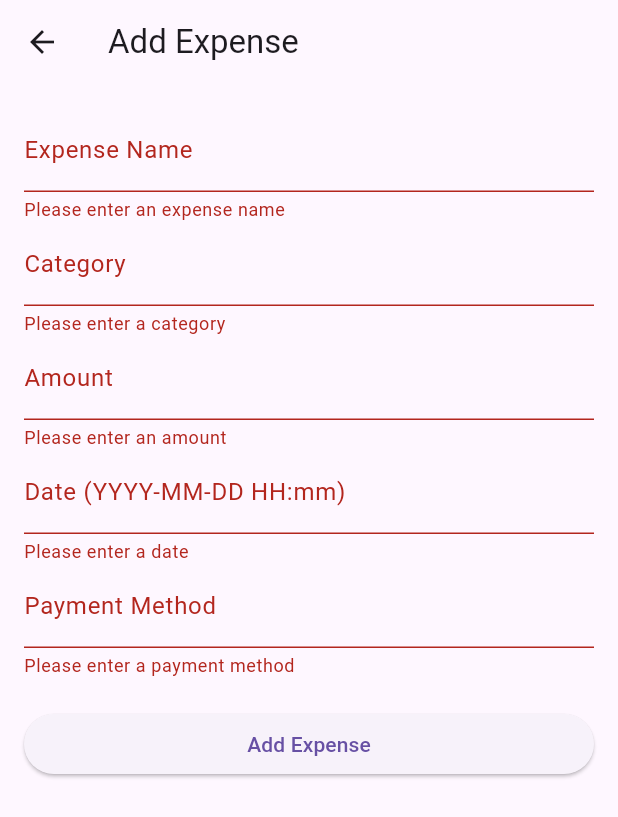
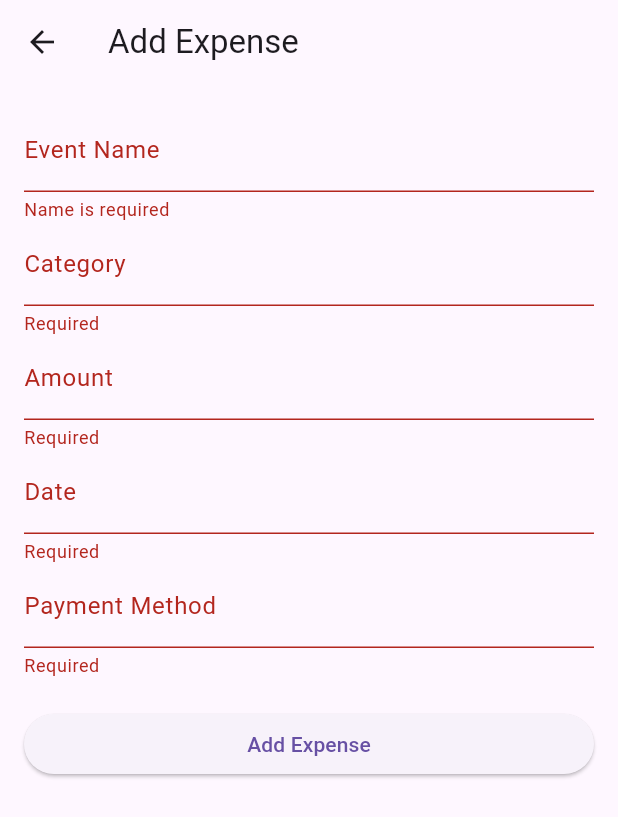
Before and after one commit to Jack199407/final_project, a Flutter app: the ExpenseFormPage screen opened directly, after a tap on "Add Expense", on a phone screen of 412 x 824 dp. Shown: the top 817 px of the screen. Run offline on Flutter 3.47's test engine with Material 3 defaults, Android fonts, the phone set to English and light mode, and no system bars; our stand-ins replace shared_preferences, sqflite, sqflite_common_ffi; accounts and stored records are empty.

Commit message:
fix bugs add i18n key-value

```diff
--- a/assets/i18n/en.json
+++ b/assets/i18n/en.json
@@ -55,5 +55,7 @@
   "address": "Address",
   "birthday": "Birthday (YYYY-MM-DD)",
   "copyLastCustomerTitle": "Copy Previous Customer?",
-  "copyLastCustomerPrompt": "Would you like to copy the fields from your last customer?"
+  "copyLastCustomerPrompt": "Would you like to copy the fields from your last customer?",
+  "category": "Category",
+  "paymentMethod": "Payment Method"
 }
--- a/assets/i18n/zh.json
+++ b/assets/i18n/zh.json
@@ -55,5 +55,7 @@
   "lastName": "姓氏",
   "address": "地址",
   "copyLastCustomerTitle": "复制上一个客户？",
-  "copyLastCustomerPrompt": "是否复制上一个客户的资料？"
+  "copyLastCustomerPrompt": "是否复制上一个客户的资料？",
+  "category": "类别",
+  "paymentMethod": "支付方式"
 }
--- a/lib/pages/expense/expense_form_page.dart
+++ b/lib/pages/expense/expense_form_page.dart
@@ -1,8 +1,7 @@
-// ✅ Updated: expense_form_page.dart with fixed date format and input hint
-
 import 'package:flutter/material.dart';
 import 'package:shared_preferences/shared_preferences.dart';
 import '../../database/database_helper.dart';
+import '../../localization/app_localizations.dart';
 
 class ExpenseFormPage extends StatefulWidget {
   final Map<String, dynamic>? expense;
@@ -19,7 +18,6 @@ class _ExpenseFormPageState extends State<ExpenseFormPage> {
   final _amountController = TextEditingController();
   final _dateController = TextEditingController();
   final _paymentController = TextEditingController();
-  bool _loadedFromPrevious = false;
 
   @override
   void initState() {
@@ -36,21 +34,22 @@ class _ExpenseFormPageState extends State<ExpenseFormPage> {
     final hasData = prefs.containsKey('last_expense_name');
     if (!hasData) return;
 
+    final loc = AppLocalizations.of(context);
+
     final shouldLoad = await showDialog<bool>(
       context: context,
       builder: (context) => AlertDialog(
-        title: const Text("Copy Previous Expense?"),
-        content: const Text("Would you like to copy data from your last added expense?"),
+        title: Text(loc.translate("copyPreviousEvent")),
+        content: Text(loc.translate("copyPreviousEventQuestion")),
         actions: [
-          TextButton(onPressed: () => Navigator.pop(context, false), child: const Text("No")),
-          TextButton(onPressed: () => Navigator.pop(context, true), child: const Text("Yes")),
+          TextButton(onPressed: () => Navigator.pop(context, false), child: Text(loc.translate("no"))),
+          TextButton(onPressed: () => Navigator.pop(context, true), child: Text(loc.translate("yes"))),
         ],
       ),
     );
 
     if (shouldLoad == true) {
       setState(() {
-        _loadedFromPrevious = true;
         _nameController.text = prefs.getString('last_expense_name') ?? '';
         _categoryController.text = prefs.getString('last_expense_category') ?? '';
         _amountController.text = prefs.getString('last_expense_amount') ?? '';
@@ -70,6 +69,7 @@ class _ExpenseFormPageState extends State<ExpenseFormPage> {
   }
 
   Future<void> _saveExpense() async {
+    final loc = AppLocalizations.of(context);
     if (_formKey.currentState!.validate()) {
       final expense = {
         'name': _nameController.text,
@@ -108,9 +108,11 @@ class _ExpenseFormPageState extends State<ExpenseFormPage> {
   @override
   Widget build(BuildContext context) {
     final isEditing = widget.expense != null;
+    final loc = AppLocalizations.of(context);
+
     return Scaffold(
       appBar: AppBar(
-        title: Text(isEditing ? "Edit Expense" : "Add Expense"),
+        title: Text(isEditing ? loc.translate("editEvent") : loc.translate("addExpense")),
         actions: isEditing
             ? [
           IconButton(
@@ -128,37 +130,42 @@ class _ExpenseFormPageState extends State<ExpenseFormPage> {
             children: [
               TextFormField(
                 controller: _nameController,
-                decoration: const InputDecoration(labelText: "Expense Name"),
-                validator: (value) => value == null || value.isEmpty ? "Please enter an expense name" : null,
+                decoration: InputDecoration(labelText: loc.translate("eventName")),
+                validator: (value) =>
+                value == null || value.isEmpty ? loc.translate("nameRequired") : null,
               ),
               TextFormField(
                 controller: _categoryController,
-                decoration: const InputDecoration(labelText: "Category"),
-                validator: (value) => value == null || value.isEmpty ? "Please enter a category" : null,
+                decoration: InputDecoration(labelText: loc.translate("category")),
+                validator: (value) =>
+                value == null || value.isEmpty ? loc.translate("required") : null,
               ),
               TextFormField(
                 controller: _amountController,
-                decoration: const InputDecoration(labelText: "Amount"),
+                decoration: InputDecoration(labelText: loc.translate("amount")),
                 keyboardType: TextInputType.number,
-                validator: (value) => value == null || value.isEmpty ? "Please enter an amount" : null,
+                validator: (value) =>
+                value == null || value.isEmpty ? loc.translate("required") : null,
               ),
               TextFormField(
                 controller: _dateController,
-                decoration: const InputDecoration(
-                  labelText: "Date (YYYY-MM-DD HH:mm)",
-                  hintText: "e.g. 2024-05-01 14:30",
+                decoration: InputDecoration(
+                  labelText: loc.translate("date"),
+                  hintText: "YYYY-MM-DD HH:mm",
                 ),
-                validator: (value) => value == null || value.isEmpty ? "Please enter a date" : null,
+                validator: (value) =>
+                value == null || value.isEmpty ? loc.translate("required") : null,
               ),
               TextFormField(
                 controller: _paymentController,
-                decoration: const InputDecoration(labelText: "Payment Method"),
-                validator: (value) => value == null || value.isEmpty ? "Please enter a payment method" : null,
+                decoration: InputDecoration(labelText: loc.translate("paymentMethod")),
+                validator: (value) =>
+                value == null || value.isEmpty ? loc.translate("required") : null,
               ),
               const SizedBox(height: 20),
               ElevatedButton(
                 onPressed: _saveExpense,
-                child: Text(isEditing ? "Update Expense" : "Add Expense"),
+                child: Text(isEditing ? loc.translate("update") : loc.translate("addExpense")),
               ),
             ],
           ),
```
